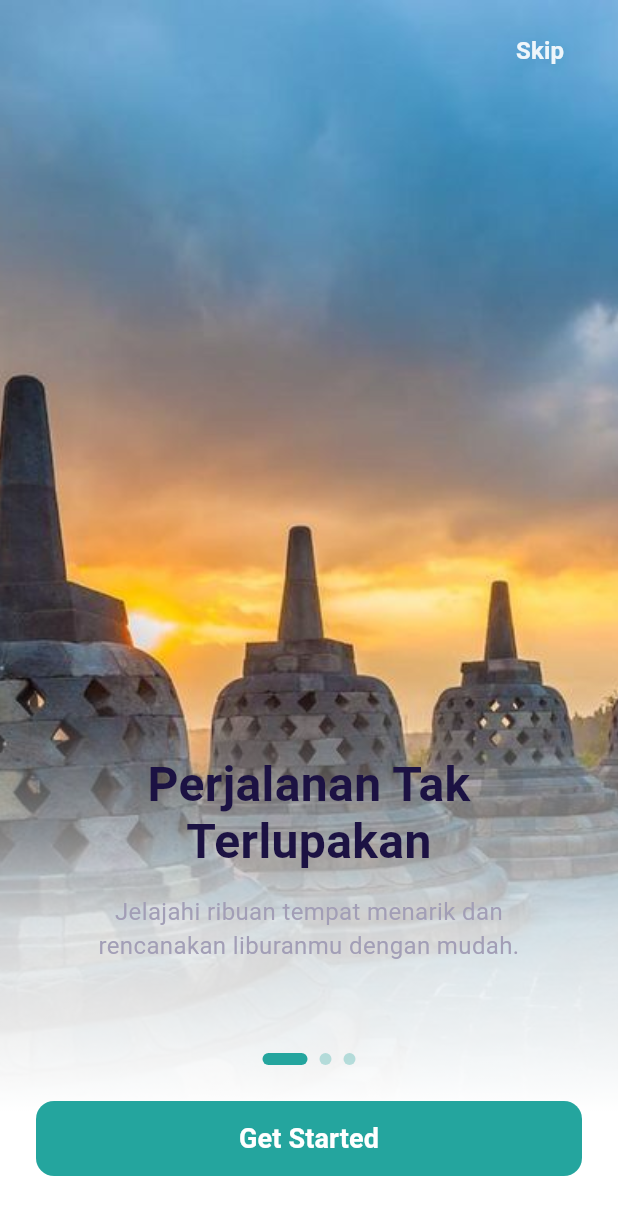
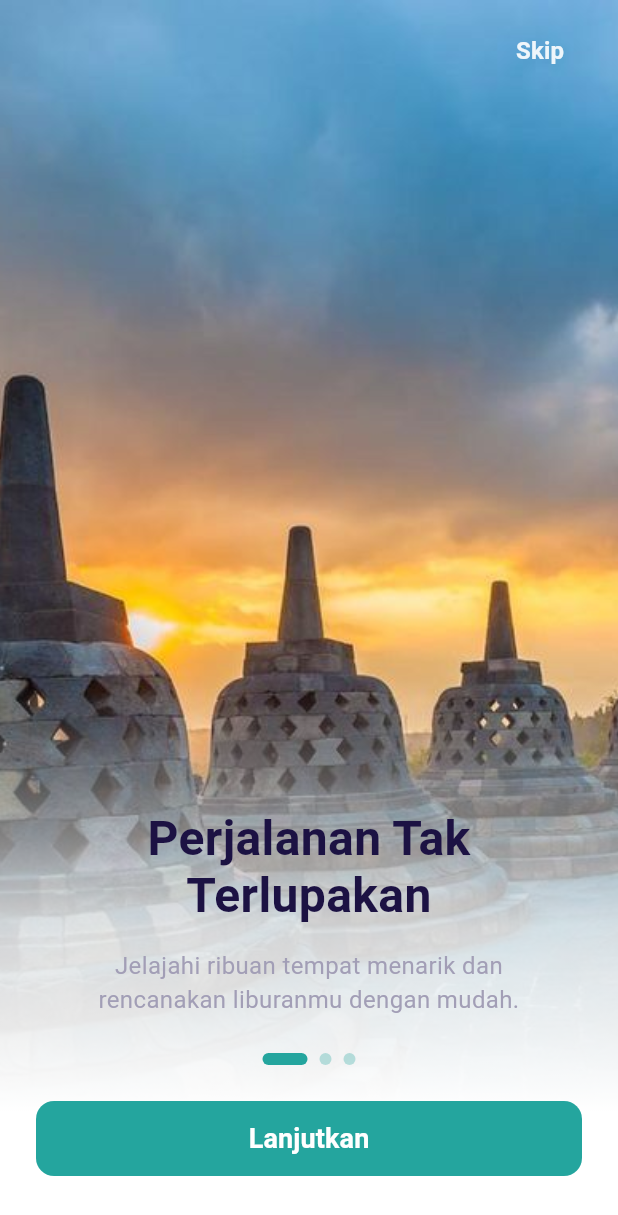
Before and after one commit to BEKUP-CAPSTONE/Traveljoy, a Flutter app: the screen it shows after launch, on a phone screen of 412 x 824 dp. Shown: the top 1215 px of the screen. Run offline on Flutter 3.47's test engine with Material 3 defaults, Android fonts, the phone set to English and light mode, and no system bars; our stand-ins replace firebase_core, firebase_messaging, flutter_local_notifications, go_router, google_generative_ai, google_sign_in and 3 more; accounts and stored records are empty; statements that could not run were skipped.

Commit message:
update ui onboarding

```diff
--- a/lib/screens/onboarding/onboarding_screen.dart
+++ b/lib/screens/onboarding/onboarding_screen.dart
@@ -69,6 +69,7 @@ class _OnboardingScreenState extends State<OnboardingScreen> {
     return Scaffold(
       body: Stack(
         children: [
+          // PageView untuk gambar dan teks
           PageView.builder(
             controller: _controller,
             itemCount: _onboardingData.length,
@@ -78,6 +79,7 @@ class _OnboardingScreenState extends State<OnboardingScreen> {
             },
           ),
 
+          // Tombol Skip
           Positioned(
             top: MediaQuery.of(context).padding.top + 10,
             right: 20,
@@ -91,6 +93,19 @@ class _OnboardingScreenState extends State<OnboardingScreen> {
                   fontSize: 16,
                 ),
               ),
+            ),
+          ),
+
+          Positioned(
+            bottom: 40,
+            left: 24,
+            right: 24,
+            child: Column(
+              children: [
+                _buildDotsIndicator(),
+                const SizedBox(height: 24),
+                _buildActionButton(),
+              ],
             ),
           ),
         ],
@@ -127,7 +142,7 @@ class _OnboardingScreenState extends State<OnboardingScreen> {
           left: 0,
           right: 0,
           child: Padding(
-            padding: const EdgeInsets.symmetric(horizontal: 24, vertical: 40),
+            padding: const EdgeInsets.fromLTRB(24, 40, 24, 146),
             child: Column(
               mainAxisAlignment: MainAxisAlignment.end,
               crossAxisAlignment: CrossAxisAlignment.center,
@@ -157,14 +172,6 @@ class _OnboardingScreenState extends State<OnboardingScreen> {
                     ),
                   ),
                 ),
-                const SizedBox(height: 60),
-
-                // Indikator Titik
-                _buildDotsIndicator(),
-                const SizedBox(height: 24),
-
-                // Tombol Get Started / Login
-                _buildActionButton(),
               ],
             ),
           ),
@@ -203,8 +210,10 @@ class _OnboardingScreenState extends State<OnboardingScreen> {
         ),
         elevation: 0,
       ),
-      child: const Text(
-        "Get Started",
+      child: Text(
+        _currentIndex == _onboardingData.length - 1
+            ? "Mulai"
+            : "Lanjutkan",
         style: TextStyle(
           color: kWhite,
           fontSize: 18,
```
Also changed, not shown: lib/main.dart (+9 -2 lines), 3 other files.
